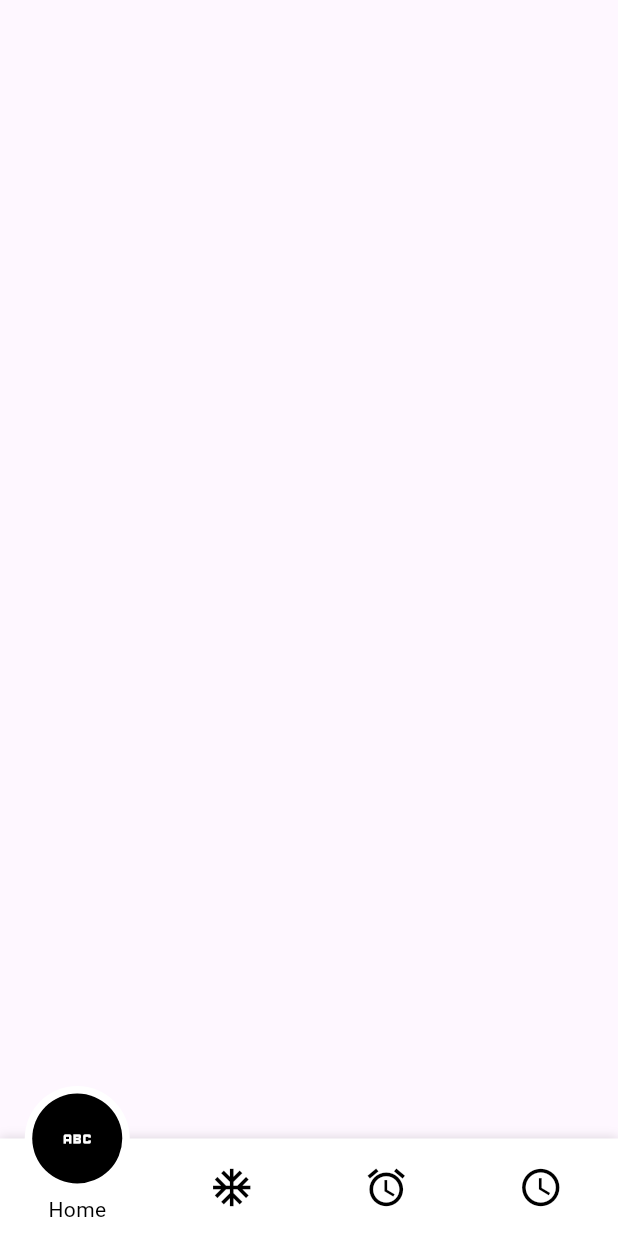
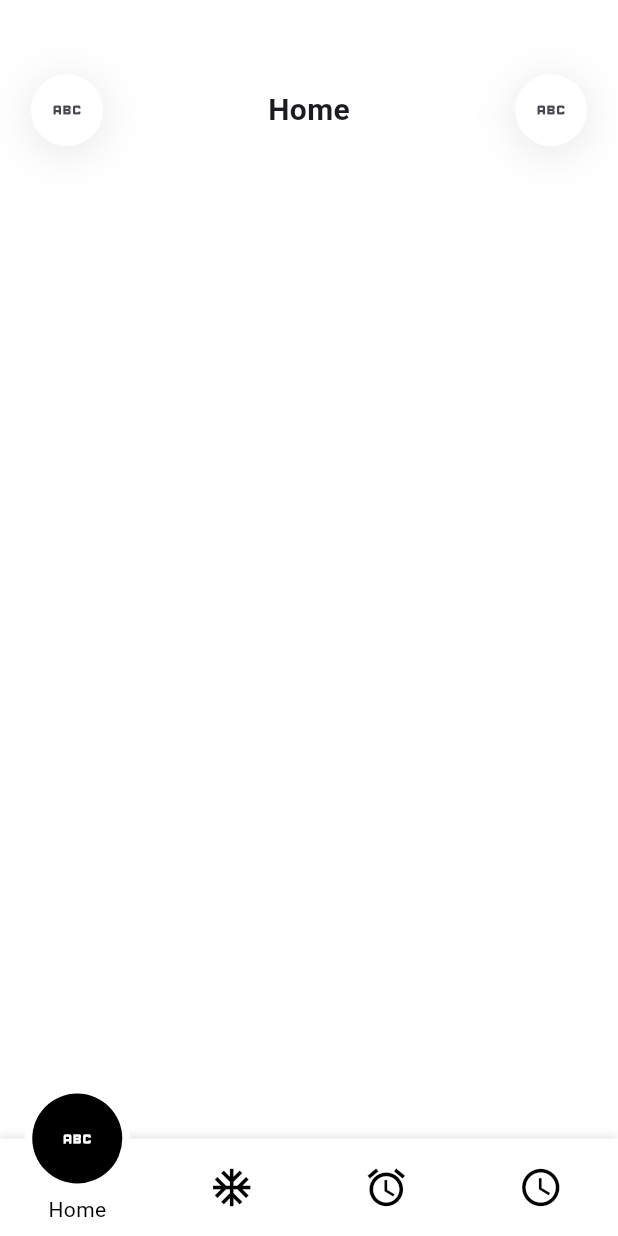
Before and after one commit to GuavaMZ/oraxcrmapp, a Flutter app: the screen it shows after launch, on a phone screen of 412 x 824 dp. Run offline on Flutter 3.47's test engine with Material 3 defaults, Android fonts, the phone set to English and light mode, and no system bars; our stand-ins replace dio, flutter_localization, flutter_svg, go_router, motion_tab_bar; missing offline and left inert: simple_connection_checker.

Commit message:
updates2

```diff
--- a/lib/presentation/homescreen/view/home_screen.dart
+++ b/lib/presentation/homescreen/view/home_screen.dart
@@ -1,4 +1,11 @@
 import 'package:flutter/material.dart';
+import 'package:flutter_localization/flutter_localization.dart';
+import 'package:oraxcrm/app/app.dart';
+import 'package:oraxcrm/presentation/homescreen/viewmodel/home_screen_viewmodel.dart';
+import 'package:oraxcrm/presentation/resources/colors.dart';
+import 'package:oraxcrm/presentation/resources/sizehelper.dart';
+import 'package:oraxcrm/presentation/resources/string_manager.dart';
+import 'package:provider/provider.dart';
 
 class HomeScreenView extends StatefulWidget {
   const HomeScreenView({super.key});
@@ -8,8 +15,67 @@ class HomeScreenView extends StatefulWidget {
 }
 
 class _HomeScreenViewState extends State<HomeScreenView> {
+  final HomeScreenViewmodel _viewModel = HomeScreenViewmodel();
   @override
   Widget build(BuildContext context) {
-    return const Scaffold();
+    return ChangeNotifierProvider(
+        create: (BuildContext context) => _viewModel,
+        child: Scaffold(
+          backgroundColor: ColorsManager.bgColor,
+          resizeToAvoidBottomInset: false,
+          body: SingleChildScrollView(
+            child: Center(
+              child: Column(
+                children: [
+                  SizedBox(
+                    height: displayHeight(context) * 0.06,
+                  ),
+                  SizedBox(
+                    width: displayWidth(context) * 0.9,
+                    child: Row(
+                      mainAxisAlignment: MainAxisAlignment.spaceBetween,
+                      children: [
+                        Container(
+                            decoration: BoxDecoration(
+                                color: ColorsManager.iconsColor3,
+                                shape: BoxShape.circle,
+                                boxShadow: [
+                                  BoxShadow(
+                                      color: ColorsManager.defaultShadowColor
+                                          .withOpacity(0.1),
+                                      spreadRadius: 0,
+                                      offset: const Offset(0, 4),
+                                      blurRadius: 25)
+                                ]),
+                            child: IconButton(
+                                onPressed: () {},
+                                icon:
+                                    const Icon(Icons.abc))), //TODO:CHANGE ICON
+                        Text(AppStrings.home.getString(context),
+                            style: const TextStyle(
+                                fontSize: 20, fontWeight: FontWeight.bold)),
+                        Container(
+                            decoration: BoxDecoration(
+                                color: ColorsManager.iconsColor3,
+                                shape: BoxShape.circle,
+                                boxShadow: [
+                                  BoxShadow(
+                                      color: ColorsManager.defaultShadowColor
+                                          .withOpacity(0.1),
+                                      spreadRadius: 0,
+                                      offset: const Offset(0, 4),
+                                      blurRadius: 25)
+                                ]),
+                            child: IconButton(
+                                onPressed: () {},
+                                icon: const Icon(Icons.abc))) //TODO:CHANGE ICON
+                      ],
+                    ),
+                  )
+                ],
+              ),
+            ),
+          ),
+        ));
   }
 }
--- /dev/null
+++ b/lib/presentation/homescreen/viewmodel/home_screen_viewmodel.dart
@@ -0,0 +1,3 @@
+import 'package:flutter/material.dart';
+
+class HomeScreenViewmodel extends ChangeNotifier{}
```
